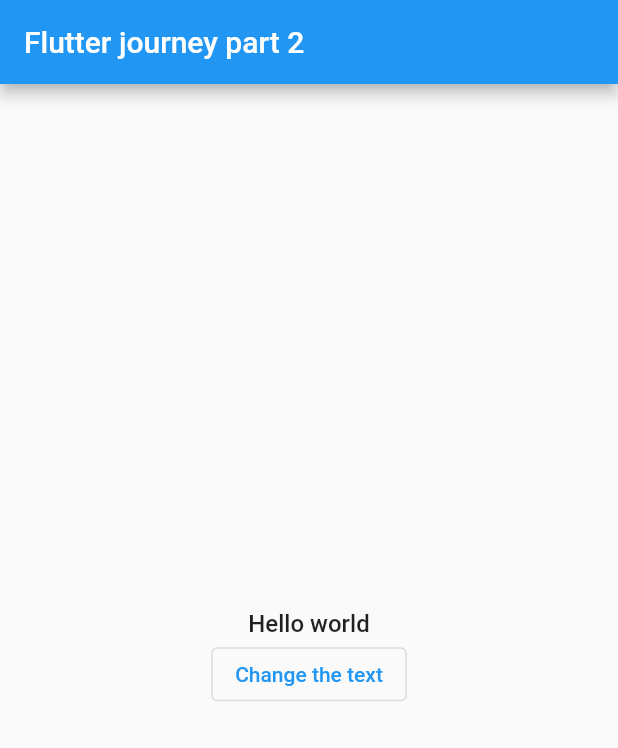
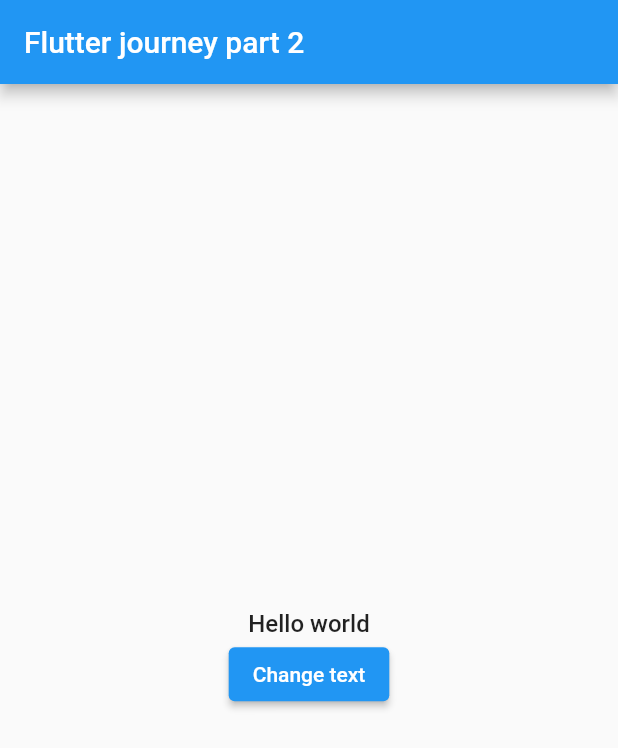
Before and after one commit to songhee24/flutter_begin, a Flutter app: the screen it shows after launch, on a phone screen of 412 x 824 dp. Shown: the top 748 px of the screen. Run offline on Flutter 3.47's test engine with Material 2 defaults, Android fonts, the phone set to English and light mode, and no system bars; Roboto replaces fonts that are missing (Apple SD Gothic Neo).

Commit message:
just seperated components

```diff
--- a/lib/main.dart
+++ b/lib/main.dart
@@ -5,6 +5,7 @@
 
 import 'package:flutter/material.dart';
 import 'package:flutter_first_app/output_text.dart';
+import 'package:flutter_first_app/text_control.dart';
 
 void main() {
   runApp(const App());
@@ -48,9 +49,8 @@ class _AppState extends State<App> {
             crossAxisAlignment: CrossAxisAlignment.center,
             children: <Widget>[
               OutputText(text: _text),
-              OutlinedButton(
-                onPressed: _changeTextHandler,
-                child: const Text('Change the text'),
+              TextControl(
+                changeText: _changeTextHandler,
               )
             ],
           ),
--- /dev/null
+++ b/lib/text_control.dart
@@ -0,0 +1,16 @@
+import 'package:flutter/material.dart';
+
+///  Created by mac on 24/9/22.
+class TextControl extends StatelessWidget {
+  final VoidCallback? changeText;
+
+  const TextControl({Key? key, this.changeText}) : super(key: key);
+
+  @override
+  Widget build(BuildContext context) {
+    return ElevatedButton(
+      onPressed: changeText,
+      child: const Text('Change text'),
+    );
+  }
+}
```
